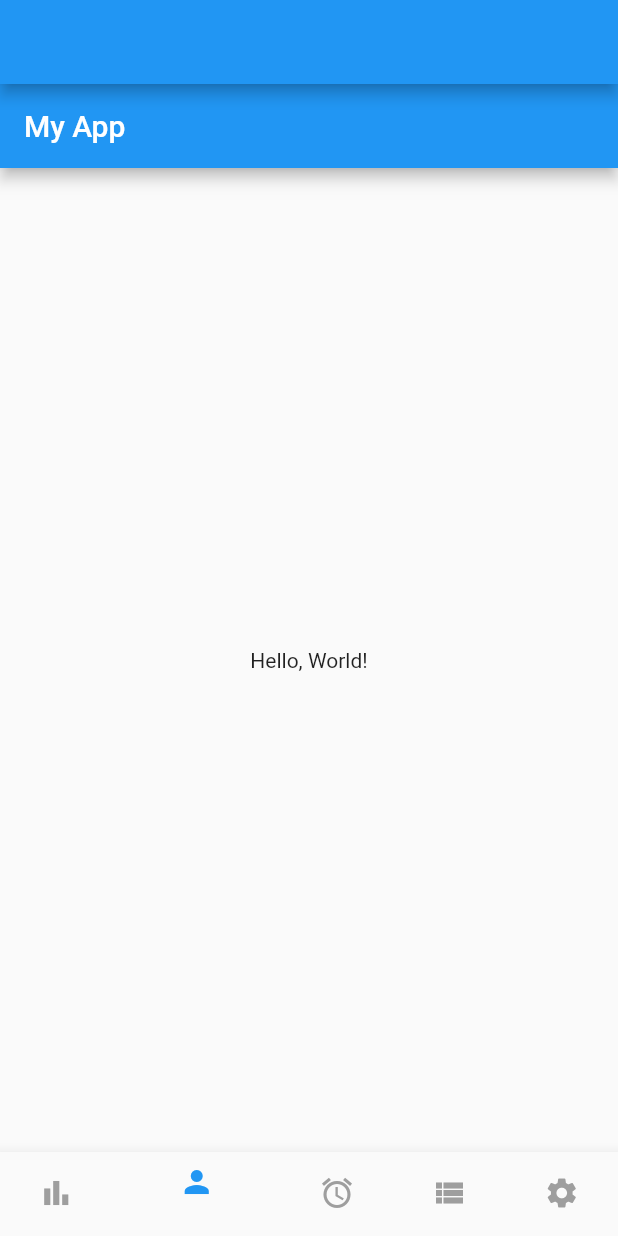
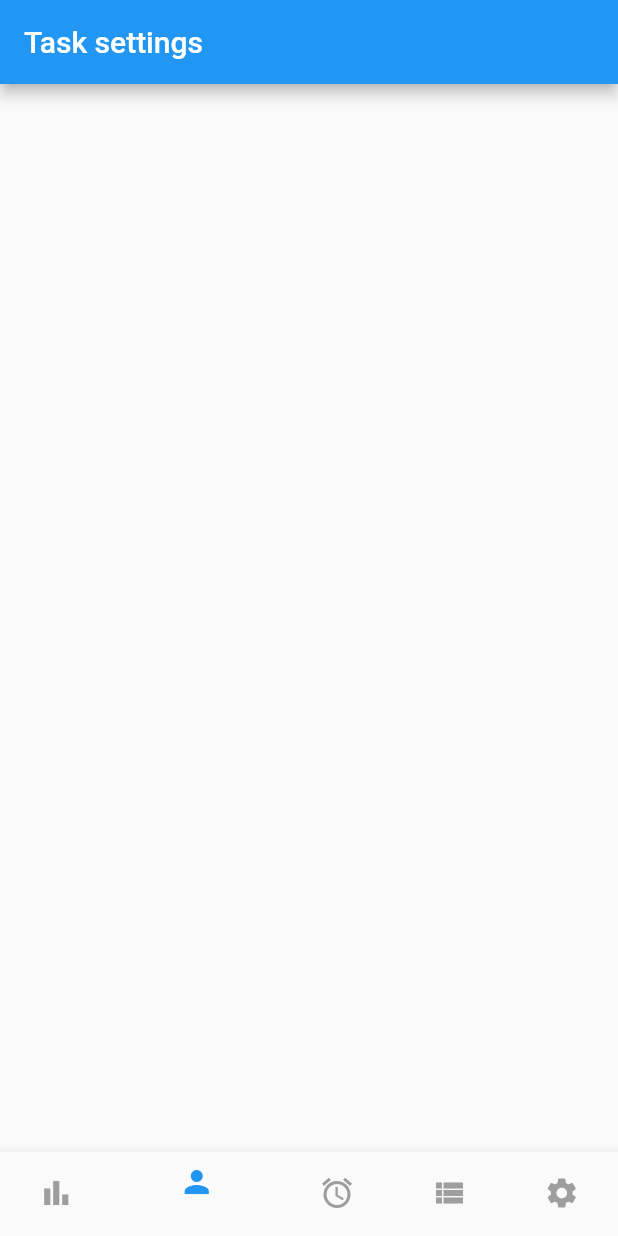
Before and after one commit to qqdog1/task_manager, a Flutter app: the screen it shows after launch, item 2 of the bottom bar chosen, on a phone screen of 412 x 824 dp. Run offline on Flutter 3.47's test engine with Material 2 defaults, Android fonts, the phone set to English and light mode, and no system bars.

Commit message:
不顯示最外頁title

```diff
--- a/lib/page/notification_page.dart
+++ b/lib/page/notification_page.dart
@@ -6,15 +6,9 @@ class NotificationPage extends StatelessWidget {
 
   @override
   Widget build(BuildContext context) {
-    return MaterialApp(
-      title: 'My App',
-      home: Scaffold(
-        appBar: AppBar(
-          title: Text('My App'),
-        ),
-        body: Center(
-          child: Text('Hello, World!'),
-        ),
+    return Scaffold(
+      appBar: AppBar(
+        title: const Text('Notification'),
       ),
     );
   }
--- a/lib/page/settings_page.dart
+++ b/lib/page/settings_page.dart
@@ -6,15 +6,9 @@ class SettingsPage extends StatelessWidget {
 
   @override
   Widget build(BuildContext context) {
-    return MaterialApp(
-      title: 'My App',
-      home: Scaffold(
-        appBar: AppBar(
-          title: Text('My App'),
-        ),
-        body: Center(
-          child: Text('Hello, World!'),
-        ),
+    return Scaffold(
+      appBar: AppBar(
+        title: const Text('Settings'),
       ),
     );
   }
--- a/lib/page/tab_page.dart
+++ b/lib/page/tab_page.dart
@@ -34,8 +34,11 @@ class _TabPage extends State<TabPage> with SingleTickerProviderStateMixin {
   @override
   Widget build(BuildContext context) {
     return Scaffold(
-      appBar: AppBar(
-        // title: const Text('Daily Summary'),
+      appBar: PreferredSize(
+        preferredSize: const Size.fromHeight(0),
+        child: AppBar(
+          elevation: 0,
+        ),
       ),
       body: IndexedStack(
         index: _currentIndex,
--- a/lib/page/task_settings_page.dart
+++ b/lib/page/task_settings_page.dart
@@ -6,15 +6,9 @@ class TaskSettingsPage extends StatelessWidget {
 
   @override
   Widget build(BuildContext context) {
-    return MaterialApp(
-      title: 'My App',
-      home: Scaffold(
-        appBar: AppBar(
-          title: Text('My App'),
-        ),
-        body: Center(
-          child: Text('Hello, World!'),
-        ),
+    return Scaffold(
+      appBar: AppBar(
+        title: const Text('Task settings'),
       ),
     );
   }
--- a/lib/page/total_sumary_page.dart
+++ b/lib/page/total_sumary_page.dart
@@ -6,15 +6,9 @@ class TotalSummaryPage extends StatelessWidget {
 
   @override
   Widget build(BuildContext context) {
-    return MaterialApp(
-      title: 'My App',
-      home: Scaffold(
-        appBar: AppBar(
-          title: Text('My App'),
-        ),
-        body: Center(
-          child: Text('Hello, World!'),
-        ),
+    return Scaffold(
+      appBar: AppBar(
+        title: const Text('Total summary'),
       ),
     );
   }
```
